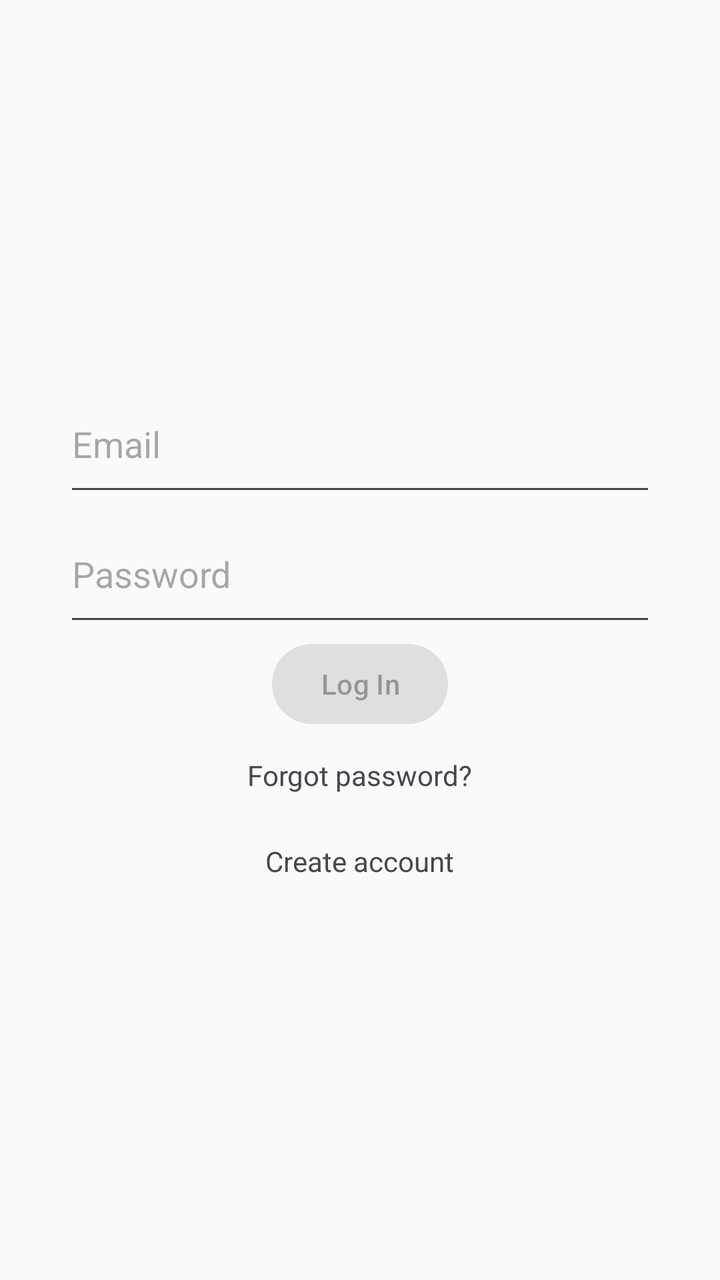
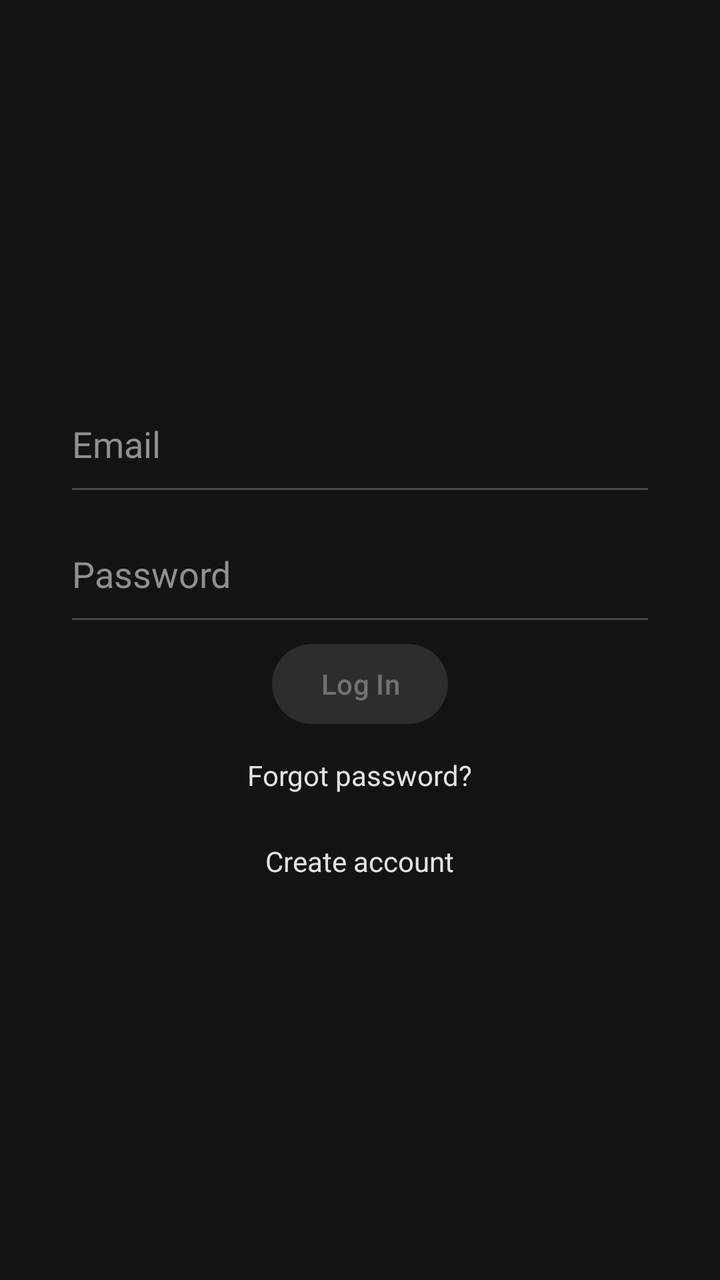

Before-and-after screenshots of an Android layout around one commit, followed by the original layout XML and the change that was made.
<!-- AndroidManifest.xml: application theme Theme._3130_grp8_app -->
<!-- res/layout/activity_login.xml -->
<?xml version="1.0" encoding="utf-8"?>
<androidx.constraintlayout.widget.ConstraintLayout xmlns:android="http://schemas.android.com/apk/res/android"
    xmlns:app="http://schemas.android.com/apk/res-auto"
    android:id="@+id/loginMain"
    android:layout_width="match_parent"
    android:layout_height="match_parent">

    <LinearLayout
        android:id="@+id/loginFormLayout"
        android:layout_width="0dp"
        android:layout_height="wrap_content"
        android:layout_marginHorizontal="32dp"
        android:gravity="center_horizontal"
        android:orientation="vertical"
        app:layout_constraintBottom_toBottomOf="parent"
        app:layout_constraintEnd_toEndOf="parent"
        app:layout_constraintStart_toStartOf="parent"
        app:layout_constraintTop_toTopOf="parent">

        <EditText
            android:id="@+id/emailInput"
            android:layout_width="match_parent"
            android:layout_height="65dp"
            android:ems="10"
            android:hint="Email"
            android:inputType="textEmailAddress" />

        <EditText
            android:id="@+id/passwordInput"
            android:layout_width="match_parent"
            android:layout_height="65dp"
            android:ems="10"
            android:hint="Password"
            android:inputType="textPassword" />

        <Button
            android:id="@+id/loginButton"
            android:layout_width="wrap_content"
            android:layout_height="wrap_content"
            android:enabled="false"
            android:text="Log In" />

        
        <TextView
            android:id="@+id/resetPasswordLink"
            android:layout_width="wrap_content"
            android:layout_height="wrap_content"
            android:padding="12dp"
            android:text="Forgot password?" />

        
        <TextView
            android:id="@+id/signUpLink"
            android:layout_width="wrap_content"
            android:layout_height="wrap_content"
            android:padding="12dp"
            android:text="Create account" />
    </LinearLayout>

    <androidx.coordinatorlayout.widget.CoordinatorLayout
        android:id="@+id/coordinatorLayout"
        android:layout_width="match_parent"
        android:layout_height="match_parent" />
</androidx.constraintlayout.widget.ConstraintLayout>
<!-- resources referenced by this layout -->
<resources>
  <style name="Theme._3130_grp8_app" parent="Base.Theme._3130_grp8_app" />
  <style name="Base.Theme._3130_grp8_app" parent="Theme.Material3.DayNight.NoActionBar">
          
          
          <item name="colorPrimary">@color/md_primary</item>
          <item name="colorOnPrimary">@color/md_on_primary</item>
          <item name="colorPrimaryContainer">@color/md_primary_container</item>
          <item name="colorOnPrimaryContainer">@color/md_on_primary_container</item>
          <item name="android:colorBackground">@color/md_background</item>
          <item name="colorOnBackground">@color/md_on_background</item>
          <item name="colorSurface">@color/md_surface</item>
          <item name="colorOnSurface">@color/md_on_surface</item>
          <item name="colorOutline">@color/md_outline</item>
          <item name="colorError">@color/md_error</item>
          <item name="colorOnError">@color/md_on_error</item>
          <item name="android:statusBarColor">?attr/colorSurface</item>
          <item name="android:windowLightStatusBar">true</item>
      </style>
  <color name="md_primary"> #00796B</color>
  <color name="md_on_primary"> #FFFFFF</color>
  <color name="md_primary_container">#A0E4DD</color>
  <color name="md_on_primary_container"> #00251A</color>
  <color name="md_background"> #FAFAFA</color>
  <color name="md_on_background"> #1A1C1C</color>
  <color name="md_surface"> #FFFFFF</color>
  <color name="md_on_surface"> #1A1C1C</color>
  <color name="md_outline"> #79797A</color>
  <color name="md_error"> #BA1A1A</color>
  <color name="md_on_error"> #FFFFFF</color>
</resources>

<!-- the commit's change to res/layout/activity_login.xml (unified diff, before → after) -->
@@ -23,6 +23,8 @@
             android:layout_height="65dp"
             android:ems="10"
             android:hint="Email"
+            android:textColor="@color/md_on_surface"
+            android:textColorHint="@color/md_outline"
             android:inputType="textEmailAddress" />
 
         <EditText
@@ -31,6 +33,8 @@
             android:layout_height="65dp"
             android:ems="10"
             android:hint="Password"
+            android:textColor="@color/md_on_surface"
+            android:textColorHint="@color/md_outline"
             android:inputType="textPassword" />
 
         <Button
<!-- resource entries referenced after the edit -->
@@ -2,8 +2,6 @@
 <resources>
   <style name="Theme._3130_grp8_app" parent="Base.Theme._3130_grp8_app" />
   <style name="Base.Theme._3130_grp8_app" parent="Theme.Material3.DayNight.NoActionBar">
-          
-          
           <item name="colorPrimary">@color/md_primary</item>
           <item name="colorOnPrimary">@color/md_on_primary</item>
           <item name="colorPrimaryContainer">@color/md_primary_container</item>
@@ -15,19 +13,29 @@
           <item name="colorOutline">@color/md_outline</item>
           <item name="colorError">@color/md_error</item>
           <item name="colorOnError">@color/md_on_error</item>
-          <item name="android:statusBarColor">?attr/colorSurface</item>
-          <item name="android:windowLightStatusBar">true</item>
+          <item name="android:windowLightStatusBar">false</item>
+          <item name="android:textViewStyle">@style/AppTextViewStyle</item>
+          <item name="colorSecondaryContainer">@color/md_primary_container</item>
+          <item name="colorOnSecondaryContainer">@color/md_on_primary_container</item>
+          <item name="android:editTextStyle">@style/AppEditTextStyle</item>
       </style>
-  <color name="md_primary"> #00796B</color>
-  <color name="md_on_primary"> #FFFFFF</color>
-  <color name="md_primary_container">#A0E4DD</color>
-  <color name="md_on_primary_container"> #00251A</color>
-  <color name="md_background"> #FAFAFA</color>
-  <color name="md_on_background"> #1A1C1C</color>
-  <color name="md_surface"> #FFFFFF</color>
-  <color name="md_on_surface"> #1A1C1C</color>
-  <color name="md_outline"> #79797A</color>
-  <color name="md_error"> #BA1A1A</color>
-  <color name="md_on_error"> #FFFFFF</color>
+  <color name="md_primary">#4DB6AC</color>
+  <color name="md_on_primary">#00382E</color>
+  <color name="md_primary_container">#00504A</color>
+  <color name="md_on_primary_container">#B2DFDB</color>
+  <color name="md_background">#121313</color>
+  <color name="md_on_background">#E2E3E2</color>
+  <color name="md_surface">#1A1C1C</color>
+  <color name="md_on_surface">#E2E3E2</color>
+  <color name="md_outline">#8F918D</color>
+  <color name="md_error">#FFB4AB</color>
+  <color name="md_on_error">#690005</color>
+  <style name="AppTextViewStyle" parent="android:Widget.TextView">
+          <item name="android:textColor">@color/md_on_surface</item>
+      </style>
+  <style name="AppEditTextStyle" parent="android:Widget.EditText">
+          <item name="android:textColor">@color/md_on_surface</item>
+          <item name="android:textColorHint">@color/md_outline</item>
+      </style>
 </resources>
 
